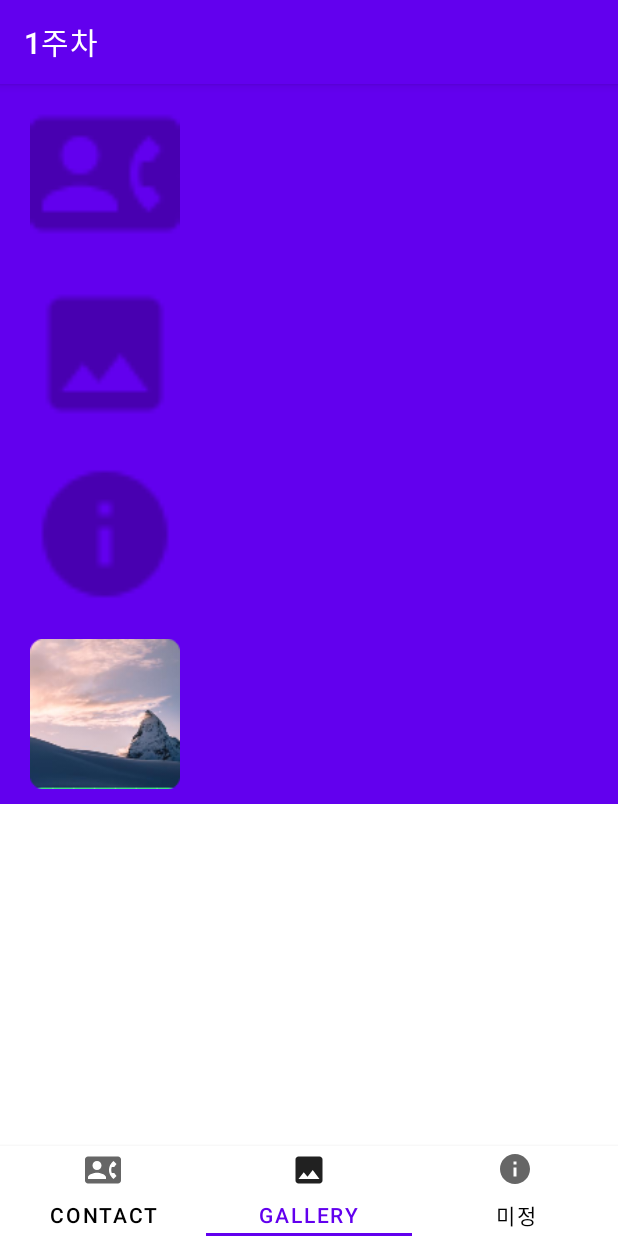
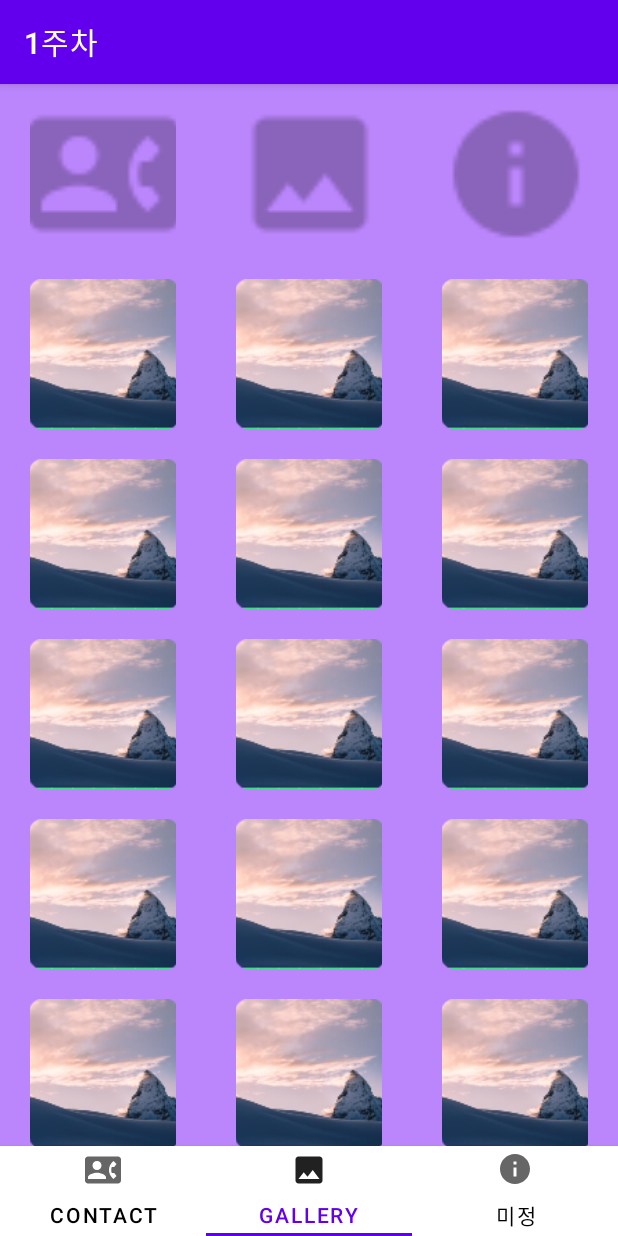
Before and after one commit to 20211228APP/campingo, an Android app: the screen it shows after launch (MainActivity), item 2 of the bottom bar chosen, on a phone screen of 412 x 824 dp. Run offline under Robolectric (Android 15) with nearby library versions, the phone set to English and light mode, and no system bars.

Commit message:
Update linearLayout to gridLayout for gallery

```diff
--- a/app/src/main/java/com/example/viewpager2tablayout/GalleryFragment.kt
+++ b/app/src/main/java/com/example/viewpager2tablayout/GalleryFragment.kt
@@ -5,6 +5,7 @@ import android.view.LayoutInflater
 import android.view.View
 import android.view.ViewGroup
 import androidx.fragment.app.Fragment
+import androidx.recyclerview.widget.GridLayoutManager
 import androidx.recyclerview.widget.LinearLayoutManager
 import androidx.recyclerview.widget.RecyclerView
 import com.example.viewpager2tablayout.databinding.FragmentGalleryBinding
@@ -50,13 +51,35 @@ class GalleryFragment : Fragment() {
     private fun initRecycler() {
         imageAdapter = ImageAdapter()
         binding.rvGallery.adapter = imageAdapter
-        binding.rvGallery.layoutManager = LinearLayoutManager(this.context, LinearLayoutManager.VERTICAL, false)
+        binding.rvGallery.layoutManager = GridLayoutManager(this.context, 3)
 
         datas.apply {
             add(ImageData(img = R.drawable.ic_baseline_contact_phone_24))
             add(ImageData(img = R.drawable.ic_baseline_image_24))
             add(ImageData(img = R.drawable.ic_baseline_info_24))
             add(ImageData(img = R.mipmap.test))
+            add(ImageData(img = R.mipmap.test))
+            add(ImageData(img = R.mipmap.test))
+            add(ImageData(img = R.mipmap.test))
+            add(ImageData(img = R.mipmap.test))
+            add(ImageData(img = R.mipmap.test))
+            add(ImageData(img = R.mipmap.test))
+            add(ImageData(img = R.mipmap.test))
+            add(ImageData(img = R.mipmap.test))
+            add(ImageData(img = R.mipmap.test))
+            add(ImageData(img = R.mipmap.test))
+            add(ImageData(img = R.mipmap.test))
+            add(ImageData(img = R.mipmap.test))
+            add(ImageData(img = R.mipmap.test))
+            add(ImageData(img = R.mipmap.test))
+            add(ImageData(img = R.mipmap.test))
+            add(ImageData(img = R.mipmap.test))
+            add(ImageData(img = R.mipmap.test))
+            add(ImageData(img = R.mipmap.test))
+            add(ImageData(img = R.mipmap.test))
+            add(ImageData(img = R.mipmap.test))
+            add(ImageData(img = R.mipmap.test23))
+
 
             imageAdapter.datas = datas
             imageAdapter.notifyDataSetChanged()
--- a/app/src/main/java/com/example/viewpager2tablayout/ImageAdapter.kt
+++ b/app/src/main/java/com/example/viewpager2tablayout/ImageAdapter.kt
@@ -30,7 +30,6 @@ class ImageAdapter() : RecyclerView.Adapter<ImageAdapter.ViewHolder>() {
 
         fun bind(item: ImageData) {
             Glide.with(itemView).load(item.img).into(imgProfile)
-
         }
     }
 
--- a/app/src/main/res/layout/item_recycler_gallery.xml
+++ b/app/src/main/res/layout/item_recycler_gallery.xml
@@ -1,20 +1,22 @@
 <?xml version="1.0" encoding="utf-8"?>
 <androidx.constraintlayout.widget.ConstraintLayout xmlns:android="http://schemas.android.com/apk/res/android"
-    android:layout_width="match_parent"
+    xmlns:app="http://schemas.android.com/apk/res-auto"
+    xmlns:tools="http://schemas.android.com/tools"
+    android:layout_width="wrap_content"
     android:layout_height="wrap_content"
-    xmlns:tools="http://schemas.android.com/tools"
+    android:background="@color/purple_200"
     android:paddingHorizontal="20dp"
-    android:paddingVertical="10dp"
-    android:background="@color/purple_500"
-    xmlns:app="http://schemas.android.com/apk/res-auto">
+    android:paddingVertical="10dp">
 
     <ImageView
         android:id="@+id/img_rv_photo"
         android:layout_width="100dp"
         android:layout_height="100dp"
         android:src="@color/black"
-        app:layout_constraintTop_toTopOf="parent"
+        android:scaleType="centerCrop"
+        app:layout_constraintBottom_toBottomOf="parent"
+        app:layout_constraintEnd_toEndOf="parent"
         app:layout_constraintStart_toStartOf="parent"
-        app:layout_constraintBottom_toBottomOf="parent"/>
+        app:layout_constraintTop_toTopOf="parent" />
 
 </androidx.constraintlayout.widget.ConstraintLayout>
```
Also changed, not shown: app/src/main/res/mipmap-hdpi/test23.png (added), app/src/main/res/mipmap-mdpi/test23.png (added), app/src/main/res/mipmap-xhdpi/test23.png (added), app/src/main/res/mipmap-xxhdpi/test23.png (added), app/src/main/res/mipmap-xxxhdpi/test23.png (added).
